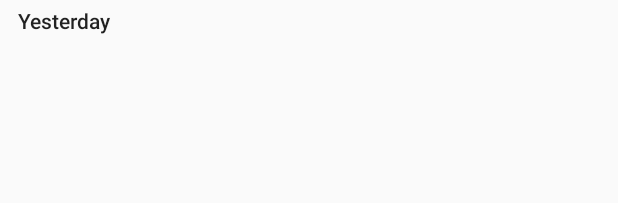
After one commit to nv95/News, an Android app: the layout item_header.xml on its own in the app's theme, with its tools: preview values and no code run, on a phone screen of 412 x 824 dp. The commit adds this screen. Shown: the top 203 px of the screen. Run offline under Robolectric (Android 15) with nearby library versions, the phone set to English and light mode, and no system bars; network calls fail.

Commit message:
Date headers

```diff
--- /dev/null
+++ b/app/src/main/res/layout/item_header.xml
@@ -0,0 +1,14 @@
+<?xml version="1.0" encoding="utf-8"?>
+<TextView xmlns:android="http://schemas.android.com/apk/res/android"
+          xmlns:tools="http://schemas.android.com/tools"
+          android:id="@+id/textView"
+          android:layout_width="match_parent"
+          android:textAppearance="@style/TextAppearance.AppCompat.Body2"
+          tools:text="Yesterday"
+          android:paddingLeft="12dp"
+          android:paddingRight="12dp"
+          android:paddingTop="4dp"
+          android:paddingBottom="4dp"
+          android:layout_height="wrap_content">
+
+</TextView>
--- a/app/src/main/res/values/strings.xml
+++ b/app/src/main/res/values/strings.xml
@@ -10,4 +10,5 @@
     <string name="top_headlines">Top headlines</string>
     <string name="favourites">Favourites</string>
     <string name="sources">Sources</string>
+    <string name="today">Today</string>
 </resources>
```
Also changed, not shown: app/src/main/java/com/vjettest/news/common/Utils.kt (+25 -1 lines), app/src/main/java/com/vjettest/news/common/lists/HeaderViewHolder.kt (added, +28 -0 lines), app/src/main/java/com/vjettest/news/news_list/GroupingNewsAdapter.kt (added, +76 -0 lines), app/src/main/java/com/vjettest/news/news_list/NewsListFragment.kt (+11 -4 lines).
